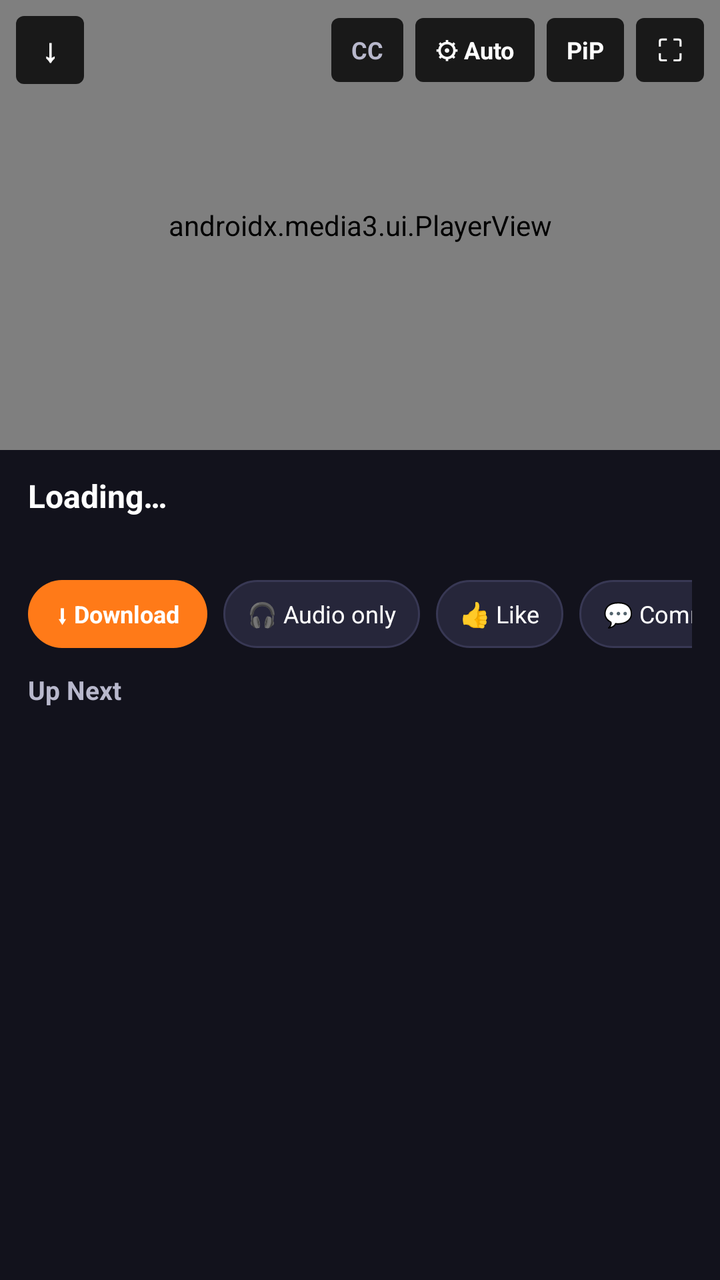
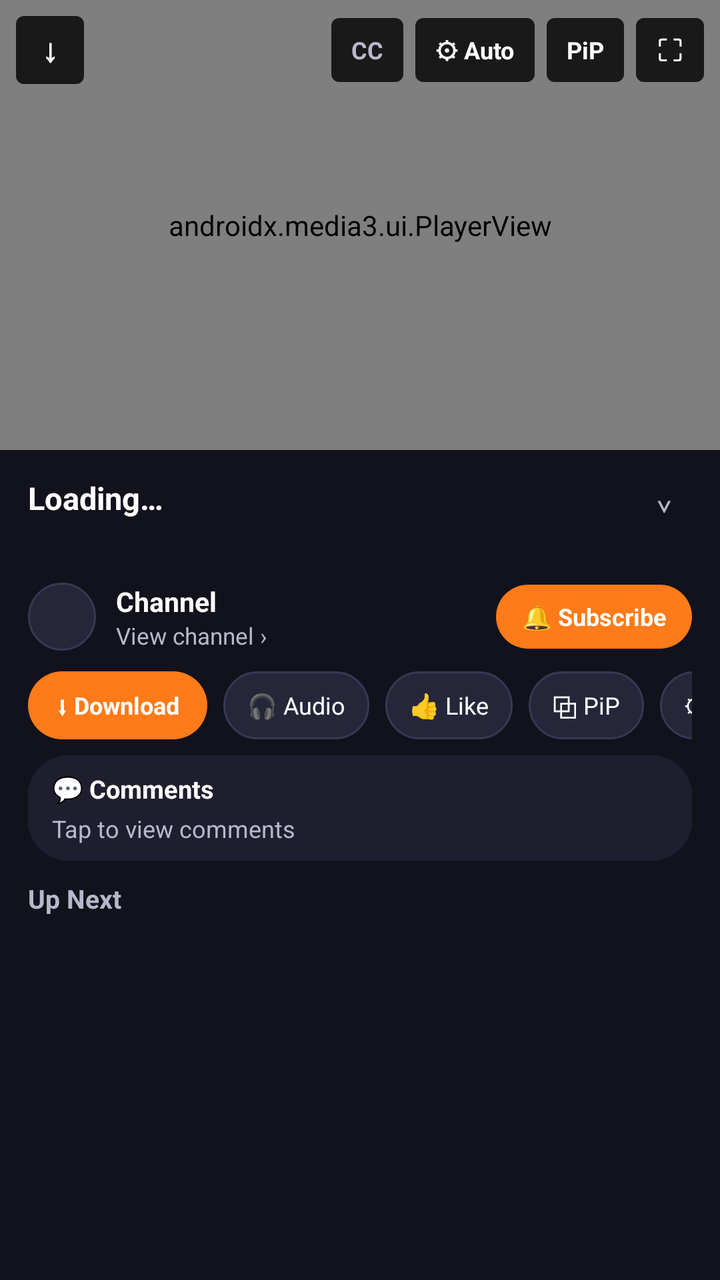

Compare the two renders of this Android layout. The source of the first and the diff that turns it into the second are given below.
<!-- AndroidManifest.xml: application theme Theme.GrabAll -->
<!-- res/layout/activity_youtube_player.xml -->
<?xml version="1.0" encoding="utf-8"?>
<LinearLayout xmlns:android="http://schemas.android.com/apk/res/android"
    xmlns:app="http://schemas.android.com/apk/res-auto"
    android:layout_width="match_parent"
    android:layout_height="match_parent"
    android:background="@color/graball_bg"
    android:orientation="vertical">

    
    <FrameLayout
        android:id="@+id/playerContainer"
        android:layout_width="match_parent"
        android:layout_height="225dp"
        android:background="#000000">

        <androidx.media3.ui.PlayerView
            android:id="@+id/ytPlayerView"
            android:layout_width="match_parent"
            android:layout_height="match_parent"
            app:resize_mode="fit"
            app:show_buffering="when_playing"
            app:surface_type="surface_view"
            app:use_controller="true" />

        
        <TextView
            android:id="@+id/audioOnlyBanner"
            android:layout_width="wrap_content"
            android:layout_height="wrap_content"
            android:layout_gravity="top|center_horizontal"
            android:layout_marginTop="48dp"
            android:background="@drawable/yt_hud_bg"
            android:clickable="false"
            android:focusable="false"
            android:paddingStart="14dp"
            android:paddingTop="6dp"
            android:paddingEnd="14dp"
            android:paddingBottom="6dp"
            android:text="🎧 Audio-Only Mode (Battery Saver)"
            android:textColor="@color/graball_text"
            android:textSize="12sp"
            android:textStyle="bold"
            android:visibility="gone" />

        
        <TextView
            android:id="@+id/gestureHud"
            android:layout_width="wrap_content"
            android:layout_height="wrap_content"
            android:layout_gravity="center"
            android:background="@drawable/yt_hud_bg"
            android:paddingStart="16dp"
            android:paddingTop="8dp"
            android:paddingEnd="16dp"
            android:paddingBottom="8dp"
            android:textColor="@color/graball_text"
            android:textSize="15sp"
            android:textStyle="bold"
            android:visibility="gone" />

        <LinearLayout
            android:id="@+id/playerLoadingBox"
            android:layout_width="wrap_content"
            android:layout_height="wrap_content"
            android:layout_gravity="center"
            android:gravity="center"
            android:orientation="vertical"
            android:visibility="gone">

            <ProgressBar
                android:id="@+id/playerLoading"
                android:layout_width="40dp"
                android:layout_height="40dp"
                android:indeterminateTint="@color/graball_orange" />

            <TextView
                android:id="@+id/playerLoadingText"
                android:layout_width="wrap_content"
                android:layout_height="wrap_content"
                android:layout_marginTop="6dp"
                android:background="@drawable/yt_hud_bg"
                android:paddingStart="12dp"
                android:paddingTop="4dp"
                android:paddingEnd="12dp"
                android:paddingBottom="4dp"
                android:text="Connecting…"
                android:textColor="@color/graball_text"
                android:textSize="12sp" />
        </LinearLayout>

        
        <LinearLayout
            android:id="@+id/playerTopOverlay"
            android:layout_width="match_parent"
            android:layout_height="wrap_content"
            android:layout_gravity="top"
            android:gravity="center_vertical"
            android:orientation="horizontal"
            android:padding="8dp">

            <TextView
                android:id="@+id/btnPlayerBack"
                android:layout_width="34dp"
                android:layout_height="34dp"
                android:background="@drawable/yt_badge_bg"
                android:gravity="center"
                android:text="↓"
                android:textColor="@color/graball_text"
                android:textSize="16sp"
                android:textStyle="bold" />

            <View
                android:layout_width="0dp"
                android:layout_height="1dp"
                android:layout_weight="1" />

            <TextView
                android:id="@+id/btnTopCaptions"
                android:layout_width="wrap_content"
                android:layout_height="32dp"
                android:layout_marginEnd="6dp"
                android:background="@drawable/yt_badge_bg"
                android:gravity="center"
                android:paddingStart="10dp"
                android:paddingEnd="10dp"
                android:text="CC"
                android:textColor="@color/graball_subtext"
                android:textSize="12sp"
                android:textStyle="bold" />

            <TextView
                android:id="@+id/btnTopQuality"
                android:layout_width="wrap_content"
                android:layout_height="32dp"
                android:layout_marginEnd="6dp"
                android:background="@drawable/yt_badge_bg"
                android:gravity="center"
                android:paddingStart="10dp"
                android:paddingEnd="10dp"
                android:text="⚙ Auto"
                android:textColor="@color/graball_text"
                android:textSize="12sp"
                android:textStyle="bold" />

            <TextView
                android:id="@+id/btnTopPip"
                android:layout_width="wrap_content"
                android:layout_height="32dp"
                android:layout_marginEnd="6dp"
                android:background="@drawable/yt_badge_bg"
                android:gravity="center"
                android:paddingStart="10dp"
                android:paddingEnd="10dp"
                android:text="PiP"
                android:textColor="@color/graball_text"
                android:textSize="12sp"
                android:textStyle="bold" />

            <TextView
                android:id="@+id/btnFullscreen"
                android:layout_width="34dp"
                android:layout_height="32dp"
                android:background="@drawable/yt_badge_bg"
                android:gravity="center"
                android:text="⛶"
                android:textColor="@color/graball_text"
                android:textSize="15sp" />
        </LinearLayout>
    </FrameLayout>

    
    <LinearLayout
        android:id="@+id/detailsContainer"
        android:layout_width="match_parent"
        android:layout_height="0dp"
        android:layout_weight="1"
        android:orientation="vertical">

        
        <LinearLayout
            android:layout_width="match_parent"
            android:layout_height="wrap_content"
            android:orientation="vertical"
            android:paddingStart="14dp"
            android:paddingTop="12dp"
            android:paddingEnd="14dp"
            android:paddingBottom="6dp">

            <TextView
                android:id="@+id/playerVideoTitle"
                android:layout_width="match_parent"
                android:layout_height="wrap_content"
                android:ellipsize="end"
                android:maxLines="2"
                android:text="Loading…"
                android:textColor="@color/graball_text"
                android:textSize="16sp"
                android:textStyle="bold" />

            <TextView
                android:id="@+id/playerVideoMeta"
                android:layout_width="match_parent"
                android:layout_height="wrap_content"
                android:layout_marginTop="3dp"
                android:textColor="@color/graball_subtext"
                android:textSize="12sp" />

            <LinearLayout
                android:id="@+id/playerErrorRow"
                android:layout_width="match_parent"
                android:layout_height="wrap_content"
                android:layout_marginTop="6dp"
                android:gravity="center_vertical"
                android:orientation="horizontal"
                android:visibility="gone">

                <TextView
                    android:id="@+id/playerError"
                    android:layout_width="0dp"
                    android:layout_height="wrap_content"
                    android:layout_weight="1"
                    android:textColor="#FF6B6B"
                    android:textSize="12sp" />

                <TextView
                    android:id="@+id/btnPlayerRetry"
                    android:layout_width="wrap_content"
                    android:layout_height="28dp"
                    android:layout_marginStart="8dp"
                    android:background="@drawable/yt_chip_selected"
                    android:gravity="center"
                    android:paddingStart="12dp"
                    android:paddingEnd="12dp"
                    android:text="↻ Retry"
                    android:textColor="@color/graball_text"
                    android:textSize="12sp"
                    android:textStyle="bold" />
            </LinearLayout>
        </LinearLayout>

        
        <HorizontalScrollView
            android:layout_width="match_parent"
            android:layout_height="wrap_content"
            android:paddingStart="14dp"
            android:paddingTop="6dp"
            android:paddingEnd="14dp"
            android:paddingBottom="8dp"
            android:scrollbars="none">

            <LinearLayout
                android:layout_width="wrap_content"
                android:layout_height="wrap_content"
                android:orientation="horizontal">

                <TextView
                    android:id="@+id/actionDownload"
                    android:layout_width="wrap_content"
                    android:layout_height="34dp"
                    android:layout_marginEnd="8dp"
                    android:background="@drawable/yt_chip_selected"
                    android:gravity="center"
                    android:paddingStart="14dp"
                    android:paddingEnd="14dp"
                    android:text="⬇ Download"
                    android:textColor="@color/graball_text"
                    android:textSize="12sp"
                    android:textStyle="bold" />

                <TextView
                    android:id="@+id/actionBgAudio"
                    android:layout_width="wrap_content"
                    android:layout_height="34dp"
                    android:layout_marginEnd="8dp"
                    android:background="@drawable/yt_chip_bg"
                    android:gravity="center"
                    android:paddingStart="12dp"
                    android:paddingEnd="12dp"
                    android:text="🎧 Audio only"
                    android:textColor="@color/graball_text"
                    android:textSize="12sp" />

                <TextView
                    android:id="@+id/actionLike"
                    android:layout_width="wrap_content"
                    android:layout_height="34dp"
                    android:layout_marginEnd="8dp"
                    android:background="@drawable/yt_chip_bg"
                    android:gravity="center"
                    android:paddingStart="12dp"
                    android:paddingEnd="12dp"
                    android:text="👍 Like"
                    android:textColor="@color/graball_text"
                    android:textSize="12sp" />

                <TextView
                    android:id="@+id/actionComments"
                    android:layout_width="wrap_content"
                    android:layout_height="34dp"
                    android:layout_marginEnd="8dp"
                    android:background="@drawable/yt_chip_bg"
                    android:gravity="center"
                    android:paddingStart="12dp"
                    android:paddingEnd="12dp"
                    android:text="💬 Comments"
                    android:textColor="@color/graball_text"
                    android:textSize="12sp" />

                <TextView
                    android:id="@+id/actionSubscribe"
                    android:layout_width="wrap_content"
                    android:layout_height="34dp"
                    android:layout_marginEnd="8dp"
                    android:background="@drawable/yt_chip_bg"
                    android:gravity="center"
                    android:paddingStart="12dp"
                    android:paddingEnd="12dp"
                    android:text="🔔 Subscribe"
                    android:textColor="@color/graball_text"
                    android:textSize="12sp" />

                <TextView
                    android:id="@+id/actionOpenWeb"
                    android:layout_width="wrap_content"
                    android:layout_height="34dp"
                    android:layout_marginEnd="8dp"
                    android:background="@drawable/yt_chip_bg"
                    android:gravity="center"
                    android:paddingStart="12dp"
                    android:paddingEnd="12dp"
                    android:text="🌐 Web"
                    android:textColor="@color/graball_text"
                    android:textSize="12sp" />

                <TextView
                    android:id="@+id/actionPip"
                    android:layout_width="wrap_content"
                    android:layout_height="34dp"
                    android:layout_marginEnd="8dp"
                    android:background="@drawable/yt_chip_bg"
                    android:gravity="center"
                    android:paddingStart="12dp"
                    android:paddingEnd="12dp"
                    android:text="⧉ PiP"
                    android:textColor="@color/graball_text"
                    android:textSize="12sp" />

                <TextView
                    android:id="@+id/actionQuality"
                    android:layout_width="wrap_content"
                    android:layout_height="34dp"
                    android:layout_marginEnd="8dp"
                    android:background="@drawable/yt_chip_bg"
                    android:gravity="center"
                    android:paddingStart="12dp"
                    android:paddingEnd="12dp"
                    android:text="⚙ Auto"
                    android:textColor="@color/graball_text"
                    android:textSize="12sp" />

                <TextView
                    android:id="@+id/actionSpeed"
                    android:layout_width="wrap_content"
                    android:layout_height="34dp"
                    android:layout_marginEnd="8dp"
                    android:background="@drawable/yt_chip_bg"
                    android:gravity="center"
                    android:paddingStart="12dp"
                    android:paddingEnd="12dp"
                    android:text="1.0×"
                    android:textColor="@color/graball_text"
                    android:textSize="12sp" />

                <TextView
                    android:id="@+id/actionCaptions"
                    android:layout_width="wrap_content"
                    android:layout_height="34dp"
                    android:layout_marginEnd="8dp"
                    android:background="@drawable/yt_chip_bg"
                    android:gravity="center"
                    android:paddingStart="12dp"
                    android:paddingEnd="12dp"
                    android:text="CC"
                    android:textColor="@color/graball_subtext"
                    android:textSize="12sp"
                    android:textStyle="bold" />

                <TextView
                    android:id="@+id/actionBookmark"
                    android:layout_width="wrap_content"
                    android:layout_height="34dp"
                    android:layout_marginEnd="8dp"
                    android:background="@drawable/yt_chip_bg"
                    android:gravity="center"
                    android:paddingStart="12dp"
                    android:paddingEnd="12dp"
                    android:text="☆ Save"
                    android:textColor="@color/graball_text"
                    android:textSize="12sp" />

                <TextView
                    android:id="@+id/actionSponsorBlock"
                    android:layout_width="wrap_content"
                    android:layout_height="34dp"
                    android:background="@drawable/yt_chip_bg"
                    android:gravity="center"
                    android:paddingStart="12dp"
                    android:paddingEnd="12dp"
                    android:text="SB: ON"
                    android:textColor="@color/graball_active"
                    android:textSize="12sp"
                    android:textStyle="bold" />
            </LinearLayout>
        </HorizontalScrollView>

        
        <TextView
            android:layout_width="match_parent"
            android:layout_height="wrap_content"
            android:paddingStart="14dp"
            android:paddingTop="4dp"
            android:paddingEnd="14dp"
            android:paddingBottom="6dp"
            android:text="Up Next"
            android:textColor="@color/graball_subtext"
            android:textSize="13sp"
            android:textStyle="bold" />

        <androidx.recyclerview.widget.RecyclerView
            android:id="@+id/relatedList"
            android:layout_width="match_parent"
            android:layout_height="0dp"
            android:layout_weight="1"
            android:clipToPadding="false"
            android:paddingStart="12dp"
            android:paddingEnd="12dp"
            android:paddingBottom="12dp" />
    </LinearLayout>

</LinearLayout>
<!-- resources referenced by this layout -->
<resources>
  <color name="graball_active">#22C55E</color>
  <color name="graball_bg">#12121C</color>
  <color name="graball_orange">#FF7A18</color>
  <color name="graball_subtext">#B8B8CC</color>
  <color name="graball_text">#FFFFFF</color>
  <!-- drawable yt_badge_bg (drawable) -->
  <?xml version="1.0" encoding="utf-8"?>
  <shape xmlns:android="http://schemas.android.com/apk/res/android">
      <solid android:color="#CC000000" />
      <corners android:radius="4dp" />
  </shape>
  <!-- drawable yt_chip_bg (drawable) -->
  <?xml version="1.0" encoding="utf-8"?>
  <shape xmlns:android="http://schemas.android.com/apk/res/android">
      <solid android:color="#26263A" />
      <stroke android:width="1dp" android:color="#383854" />
      <corners android:radius="18dp" />
  </shape>
  <!-- drawable yt_chip_selected (drawable) -->
  <?xml version="1.0" encoding="utf-8"?>
  <shape xmlns:android="http://schemas.android.com/apk/res/android">
      <solid android:color="@color/graball_orange" />
      <corners android:radius="18dp" />
  </shape>
  <!-- drawable yt_hud_bg (drawable) -->
  <?xml version="1.0" encoding="utf-8"?>
  <shape xmlns:android="http://schemas.android.com/apk/res/android">
      <solid android:color="#CC12121C" />
      <stroke android:width="1dp" android:color="#55FF7A18" />
      <corners android:radius="20dp" />
  </shape>
  <style name="Theme.GrabAll" parent="Theme.AppCompat.DayNight.NoActionBar">
          <item name="android:statusBarColor">@color/graball_nav</item>
          <item name="android:navigationBarColor">@color/graball_nav</item>
          <item name="colorAccent">@color/graball_orange</item>
      </style>
  <color name="graball_nav">#0E0E16</color>
</resources>

<!-- the commit's change to res/layout/activity_youtube_player.xml (unified diff, before → after) -->
@@ -178,32 +178,63 @@
 
         
         <LinearLayout
+            android:id="@+id/playerTitleRow"
             android:layout_width="match_parent"
             android:layout_height="wrap_content"
             android:orientation="vertical"
             android:paddingStart="14dp"
-            android:paddingTop="12dp"
+            android:paddingTop="10dp"
             android:paddingEnd="14dp"
-            android:paddingBottom="6dp">
-
-            <TextView
-                android:id="@+id/playerVideoTitle"
+            android:paddingBottom="4dp">
+
+            <LinearLayout
                 android:layout_width="match_parent"
                 android:layout_height="wrap_content"
-                android:ellipsize="end"
-                android:maxLines="2"
-                android:text="Loading…"
-                android:textColor="@color/graball_text"
-                android:textSize="16sp"
-                android:textStyle="bold" />
+                android:gravity="top"
+                android:orientation="horizontal">
+
+                <TextView
+                    android:id="@+id/playerVideoTitle"
+                    android:layout_width="0dp"
+                    android:layout_height="wrap_content"
+                    android:layout_weight="1"
+                    android:ellipsize="end"
+                    android:maxLines="2"
+                    android:text="Loading…"
+                    android:textColor="@color/graball_text"
+                    android:textSize="15.5sp"
+                    android:textStyle="bold" />
+
+                <TextView
+                    android:id="@+id/playerDescChevron"
+                    android:layout_width="28dp"
+                    android:layout_height="28dp"
+                    android:gravity="center"
+                    android:text="⌄"
+                    android:textColor="@color/graball_subtext"
+                    android:textSize="16sp" />
+            </LinearLayout>
 
             <TextView
                 android:id="@+id/playerVideoMeta"
                 android:layout_width="match_parent"
                 android:layout_height="wrap_content"
-                android:layout_marginTop="3dp"
+                android:layout_marginTop="2dp"
                 android:textColor="@color/graball_subtext"
                 android:textSize="12sp" />
+
+            <TextView
+                android:id="@+id/playerDescription"
+                android:layout_width="match_parent"
+                android:layout_height="wrap_content"
+                android:layout_marginTop="6dp"
+                android:background="@drawable/card_bg"
+                android:maxLines="8"
+                android:ellipsize="end"
+                android:padding="10dp"
+                android:textColor="@color/graball_subtext"
+                android:textSize="12sp"
+                android:visibility="gone" />
 
             <LinearLayout
                 android:id="@+id/playerErrorRow"
@@ -239,13 +270,85 @@
         </LinearLayout>
 
         
-        <HorizontalScrollView
-            android:layout_width="match_parent"
-            android:layout_height="wrap_content"
+        <LinearLayout
+            android:id="@+id/playerChannelRow"
+            android:layout_width="match_parent"
+            android:layout_height="wrap_content"
+            android:gravity="center_vertical"
+            android:orientation="horizontal"
             android:paddingStart="14dp"
             android:paddingTop="6dp"
             android:paddingEnd="14dp"
-            android:paddingBottom="8dp"
+            android:paddingBottom="6dp">
+
+            <LinearLayout
+                android:id="@+id/playerChannelInfo"
+                android:layout_width="0dp"
+                android:layout_height="wrap_content"
+                android:layout_weight="1"
+                android:gravity="center_vertical"
+                android:orientation="horizontal">
+
+                <ImageView
+                    android:id="@+id/playerChannelAvatar"
+                    android:layout_width="34dp"
+                    android:layout_height="34dp"
+                    android:background="@drawable/yt_chip_bg"
+                    android:scaleType="centerCrop" />
+
+                <LinearLayout
+                    android:layout_width="0dp"
+                    android:layout_height="wrap_content"
+                    android:layout_marginStart="10dp"
+                    android:layout_marginEnd="8dp"
+                    android:layout_weight="1"
+                    android:orientation="vertical">
+
+                    <TextView
+                        android:id="@+id/playerChannelName"
+                        android:layout_width="match_parent"
+                        android:layout_height="wrap_content"
+                        android:ellipsize="end"
+                        android:maxLines="1"
+                        android:text="Channel"
+                        android:textColor="@color/graball_text"
+                        android:textSize="13.5sp"
+                        android:textStyle="bold" />
+
+                    <TextView
+                        android:id="@+id/playerChannelSubs"
+                        android:layout_width="match_parent"
+                        android:layout_height="wrap_content"
+                        android:ellipsize="end"
+                        android:maxLines="1"
+                        android:text="View channel ›"
+                        android:textColor="@color/graball_subtext"
+                        android:textSize="11.5sp" />
+                </LinearLayout>
+            </LinearLayout>
+
+            <TextView
+                android:id="@+id/actionSubscribe"
+                android:layout_width="wrap_content"
+                android:layout_height="32dp"
+                android:background="@drawable/yt_chip_selected"
+                android:gravity="center"
+                android:paddingStart="13dp"
+                android:paddingEnd="13dp"
+                android:text="🔔 Subscribe"
+                android:textColor="@color/graball_text"
+                android:textSize="12sp"
+                android:textStyle="bold" />
+        </LinearLayout>
+
+        
+        <HorizontalScrollView
+            android:layout_width="match_parent"
+            android:layout_height="wrap_content"
+            android:paddingStart="14dp"
+            android:paddingTop="4dp"
+            android:paddingEnd="14dp"
+            android:paddingBottom="6dp"
             android:scrollbars="none">
 
             <LinearLayout
@@ -276,7 +379,7 @@
                     android:gravity="center"
                     android:paddingStart="12dp"
                     android:paddingEnd="12dp"
-                    android:text="🎧 Audio only"
+                    android:text="🎧 Audio"
                     android:textColor="@color/graball_text"
                     android:textSize="12sp" />
 
@@ -290,45 +393,6 @@
                     android:paddingStart="12dp"
                     android:paddingEnd="12dp"
                     android:text="👍 Like"
-                    android:textColor="@color/graball_text"
-                    android:textSize="12sp" />
-
-                <TextView
-                    android:id="@+id/actionComments"
-                    android:layout_width="wrap_content"
-                    android:layout_height="34dp"
-                    android:layout_marginEnd="8dp"
-                    android:background="@drawable/yt_chip_bg"
-                    android:gravity="center"
-                    android:paddingStart="12dp"
-                    android:paddingEnd="12dp"
-                    android:text="💬 Comments"
-                    android:textColor="@color/graball_text"
-                    android:textSize="12sp" />
-
-                <TextView
-                    android:id="@+id/actionSubscribe"
-                    android:layout_width="wrap_content"
-                    android:layout_height="34dp"
-                    android:layout_marginEnd="8dp"
-                    android:background="@drawable/yt_chip_bg"
-                    android:gravity="center"
-                    android:paddingStart="12dp"
-                    android:paddingEnd="12dp"
-                    android:text="🔔 Subscribe"
-                    android:textColor="@color/graball_text"
-                    android:textSize="12sp" />
-
-                <TextView
-                    android:id="@+id/actionOpenWeb"
-                    android:layout_width="wrap_content"
-                    android:layout_height="34dp"
-                    android:layout_marginEnd="8dp"
-                    android:background="@drawable/yt_chip_bg"
-                    android:gravity="center"
-                    android:paddingStart="12dp"
-                    android:paddingEnd="12dp"
-                    android:text="🌐 Web"
                     android:textColor="@color/graball_text"
                     android:textSize="12sp" />
 
@@ -402,6 +466,7 @@
                     android:id="@+id/actionSponsorBlock"
                     android:layout_width="wrap_content"
                     android:layout_height="34dp"
+                    android:layout_marginEnd="8dp"
                     android:background="@drawable/yt_chip_bg"
                     android:gravity="center"
                     android:paddingStart="12dp"
@@ -410,8 +475,57 @@
                     android:textColor="@color/graball_active"
                     android:textSize="12sp"
                     android:textStyle="bold" />
+
+                <TextView
+                    android:id="@+id/actionOpenWeb"
+                    android:layout_width="wrap_content"
+                    android:layout_height="34dp"
+                    android:background="@drawable/yt_chip_bg"
+                    android:gravity="center"
+                    android:paddingStart="12dp"
+                    android:paddingEnd="12dp"
+                    android:text="🌐 Web"
+                    android:textColor="@color/graball_text"
+                    android:textSize="12sp" />
             </LinearLayout>
         </HorizontalScrollView>
+
+        
+        <LinearLayout
+            android:id="@+id/playerCommentsCard"
+            android:layout_width="match_parent"
+            android:layout_height="wrap_content"
+            android:layout_marginStart="14dp"
+            android:layout_marginTop="2dp"
+            android:layout_marginEnd="14dp"
+            android:layout_marginBottom="6dp"
+            android:background="@drawable/card_bg"
+            android:orientation="vertical"
+            android:paddingStart="12dp"
+            android:paddingTop="8dp"
+            android:paddingEnd="12dp"
+            android:paddingBottom="8dp">
+
+            <TextView
+                android:id="@+id/actionComments"
+                android:layout_width="match_parent"
+                android:layout_height="wrap_content"
+                android:text="💬 Comments"
+                android:textColor="@color/graball_text"
+                android:textSize="12.5sp"
+                android:textStyle="bold" />
+
+            <TextView
+                android:id="@+id/playerCommentsPreview"
+                android:layout_width="match_parent"
+                android:layout_height="wrap_content"
+                android:layout_marginTop="3dp"
+                android:ellipsize="end"
+                android:maxLines="1"
+                android:text="Tap to view comments"
+                android:textColor="@color/graball_subtext"
+                android:textSize="12sp" />
+        </LinearLayout>
 
         
         <TextView
<!-- resource entries referenced after the edit -->
@@ -5,6 +5,12 @@
   <color name="graball_orange">#FF7A18</color>
   <color name="graball_subtext">#B8B8CC</color>
   <color name="graball_text">#FFFFFF</color>
+  <!-- drawable card_bg (drawable) -->
+  <shape xmlns:android="http://schemas.android.com/apk/res/android"
+      android:shape="rectangle">
+      <solid android:color="@color/graball_card" />
+      <corners android:radius="20dp" />
+  </shape>
   <!-- drawable yt_badge_bg (drawable) -->
   <?xml version="1.0" encoding="utf-8"?>
   <shape xmlns:android="http://schemas.android.com/apk/res/android">
@@ -36,6 +42,7 @@
           <item name="android:navigationBarColor">@color/graball_nav</item>
           <item name="colorAccent">@color/graball_orange</item>
       </style>
+  <color name="graball_card">#1E1E2E</color>
   <color name="graball_nav">#0E0E16</color>
 </resources>
 
